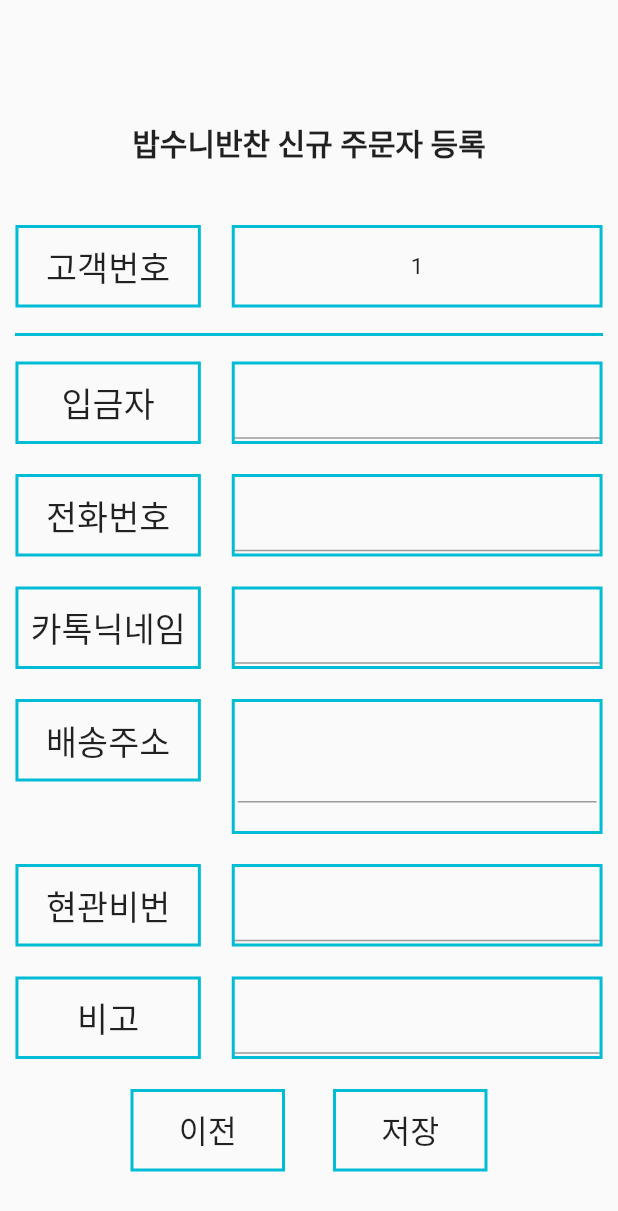
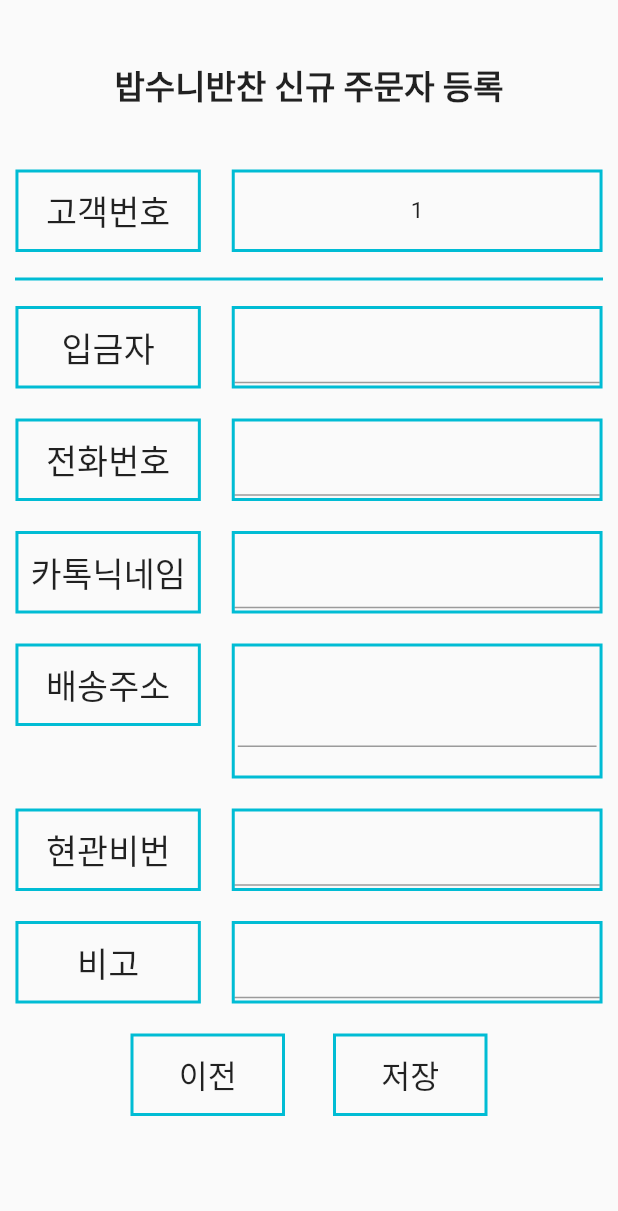
Before and after one commit to SeungGun/Babsooni, a Flutter app: the CheckOrderListPage screen opened directly, after a tap on "출력", after a tap on "신규 주문자 등록", on a phone screen of 412 x 824 dp. Shown: the top 1211 px of the screen. Run offline on Flutter 3.47's test engine with Material 2 defaults, Android fonts, the phone set to English and light mode, and no system bars; our stand-ins replace flutter_datetime_picker, pdf, printing, sqflite, table_calendar; missing offline and left inert: flutter_material_pickers; accounts and stored records are empty.

Commit message:
modified several part at mac os

```diff
--- a/lib/neworderer_page.dart
+++ b/lib/neworderer_page.dart
@@ -52,12 +52,12 @@ class _NewOrdererRegisterPageState extends State<NewOrdererRegisterPage> {
             child: Column(
               children: [
                 const Padding(
-                  padding: EdgeInsets.symmetric(vertical: 40),
+                  padding: EdgeInsets.symmetric(vertical: 20),
                 ),
                 Text(
                   '밥수니반찬 신규 주문자 등록',
                   style: TextStyle(
-                    fontSize: 20,
+                    fontSize: 22,
                     fontWeight: FontWeight.bold,
                   ),
                 ),
--- a/lib/orderlist_page.dart
+++ b/lib/orderlist_page.dart
@@ -171,7 +171,7 @@ class _CheckOrderListPageState extends State<CheckOrderListPage> {
               padding: EdgeInsets.only(left: size.width * 0.015),
             ),
             Container(
-                width: size.width * 0.35,
+                width: size.width * 0.36,
                 height: 70,
                 alignment: Alignment.center,
                 child: Row(
@@ -228,7 +228,7 @@ class _CheckOrderListPageState extends State<CheckOrderListPage> {
               padding: EdgeInsets.only(left: size.width * 0.01),
             ),
             Container(
-                width: size.width * 0.24,
+                width: size.width * 0.23,
                 height: 70,
                 alignment: Alignment.center,
                 child: Container(
@@ -270,7 +270,7 @@ class _CheckOrderListPageState extends State<CheckOrderListPage> {
                           decoration: BoxDecoration(
                               border:
                                   Border.all(width: 1, color: Colors.cyan))),
-                      Padding(padding: EdgeInsets.only(right: 5))
+                      Padding(padding: EdgeInsets.only(right: 3))
                     ],
                   ),
                 ),
--- a/lib/orderschedule_page.dart
+++ b/lib/orderschedule_page.dart
@@ -146,7 +146,6 @@ class _CheckOrderScheduleState extends State<CheckOrderSchedule>
     // print('CALLBACK: _onCalendarCreated');
   }
 
-  void readDBDate() {}
   @override
   Widget build(BuildContext context) {
     final Size size = MediaQuery.of(context).size;
@@ -163,8 +162,9 @@ class _CheckOrderScheduleState extends State<CheckOrderSchedule>
                 fontWeight: FontWeight.bold,
               ),
             ),
+            Padding(padding: EdgeInsets.symmetric(vertical: 10),),
             _buildTableCalendarWithBuilders(),
-            const SizedBox(height: 50.0),
+            const SizedBox(height: 40.0),
             FlatButton(
                 onPressed: () {
                   Navigator.pop(context);
```
Also changed, not shown: lib/datelist_page.dart (+12 -7 lines).
